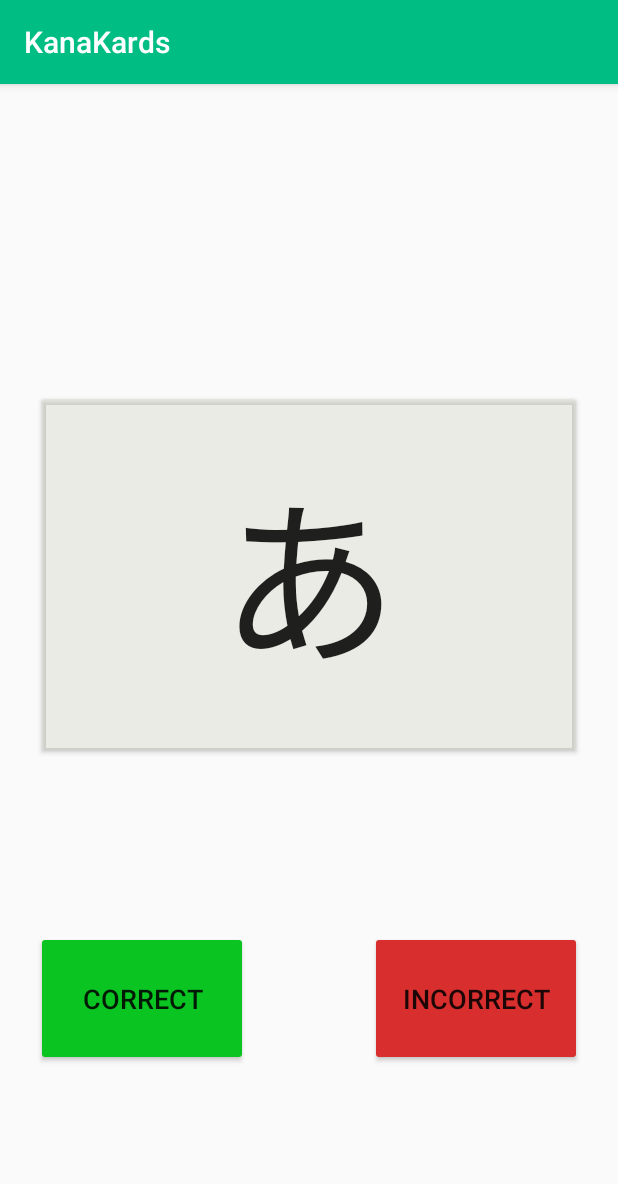
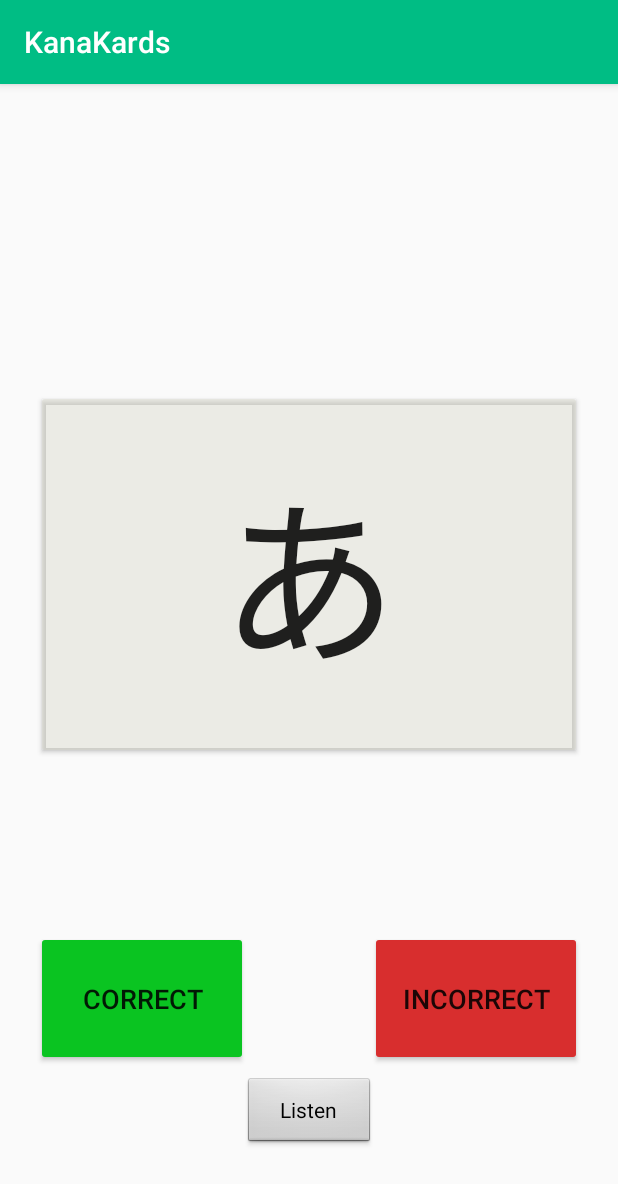
Before and after one commit to Rymoore94/KanaKards, an Android app: the screen it shows after launch (CardViewer), after a tap on "KATAKANA", on a phone screen of 412 x 824 dp. Shown: the top 1184 px of the screen. Run offline under Robolectric (Android 15) with nearby library versions, the phone set to English and light mode, and no system bars; libraries missing offline, so code that uses them is left out: ; 2 statements that could not run were skipped.

Commit message:
Implemented text-to-speech pronunciations. Revised code.

```diff
--- a/app/src/main/java/com/example/ryan/kanakards/CardViewer.java
+++ b/app/src/main/java/com/example/ryan/kanakards/CardViewer.java
@@ -2,19 +2,26 @@ package com.example.ryan.kanakards;
 
 import android.content.Context;
 import android.content.Intent;
+import android.speech.tts.TextToSpeech;
 import android.support.v7.app.AppCompatActivity;
 import android.os.Bundle;
 import android.view.View;
 import android.widget.Button;
 import android.widget.Toast;
 
+import java.util.Locale;
+
 public class CardViewer extends AppCompatActivity {
     Button flashCard;
     Button correct;
     Button wrong;
+    Button sound;
     boolean isFront;
+    boolean isCustom;
     Characters card;
     NewCardMethods cardMethods;
+    SpeechCorrection pronounce;
+    TextToSpeech speech;
     @Override
     protected void onCreate(Bundle savedInstanceState) {
         super.onCreate(savedInstanceState);
@@ -23,13 +30,33 @@ public class CardViewer extends AppCompatActivity {
         flashCard = findViewById(R.id.flashCard);
         correct = findViewById(R.id.correctButt);
         wrong = findViewById(R.id.wrongButt);
+        sound = findViewById(R.id.soundButt);
         Intent intent = getIntent();
         cardMethods = new NewCardMethods(this);
+        pronounce = new SpeechCorrection();
         String characterSet = intent.getStringExtra("toLoad");
+        isCustom = intent.getBooleanExtra("isCustom", false);
         cardMethods.fillPool(characterSet);
         card = cardMethods.serveCard();
         flashCard.setText(card.getSymbol());
         flashCard.setTextSize(120);
+
+        if(isCustom == true)
+            sound.setVisibility(View.GONE);
+
+        speech = new TextToSpeech(getApplicationContext(), new TextToSpeech.OnInitListener() {
+            @Override
+            public void onInit(int i) {
+                speech.setLanguage(Locale.JAPANESE);
+                Toast.makeText(CardViewer.this, "success", Toast.LENGTH_SHORT).show();
+            }
+        });
+
+        sound.setOnClickListener(new View.OnClickListener() {
+            public void onClick(View view) {
+                speech.speak(pronounce.correction(card.getSymbol()), TextToSpeech.QUEUE_FLUSH, null, null);
+            }
+        });
 
         flashCard.setOnClickListener(new View.OnClickListener() {
             public void onClick(View view) {
--- a/app/src/main/java/com/example/ryan/kanakards/MainActivity.kt
+++ b/app/src/main/java/com/example/ryan/kanakards/MainActivity.kt
@@ -40,12 +40,14 @@ class MainActivity : AppCompatActivity() {
         toHira.setOnClickListener { //Goes to card viewer with only Hira
             var intent = Intent(this, CardViewer::class.java)
             intent.putExtra("toLoad", "hira")
+            intent.putExtra("isCustom", false)
             startActivity(intent)
         }
 
         toKata.setOnClickListener { //Goes to card viewer with only Kata
             var intent = Intent(this, CardViewer::class.java)
             intent.putExtra("toLoad", "kata")
+            intent.putExtra("isCustom", false)
             startActivity(intent)
         }
 
@@ -58,6 +60,7 @@ class MainActivity : AppCompatActivity() {
                     intent.putExtra("toLoad", "hira")
                 else if (quickSettings.kata == true)
                     intent.putExtra("toLoad", "kata")
+                intent.putExtra("isCustom", quickSettings.custom)
                 startActivity(intent)
             }
             else
@@ -67,7 +70,7 @@ class MainActivity : AppCompatActivity() {
    override fun onActivityResult(requestCode: Int, resultCode: Int, data: Intent?) {
         if (requestCode == SETTING_REQUEST) {
             if (resultCode == SettingsScreen.RESULT_OK) {
-                Toast.makeText(this, "saved", Toast.LENGTH_SHORT).show()
+                Toast.makeText(this, "Saved", Toast.LENGTH_SHORT).show()
                 saver.save(SettingsPacket((data!!.getBooleanExtra("hiraCheck", true)),
                     data.getBooleanExtra("kataCheck", true),
                     data.getBooleanExtra("customCheck", false),
--- a/app/src/main/java/com/example/ryan/kanakards/SettingsPacket.java
+++ b/app/src/main/java/com/example/ryan/kanakards/SettingsPacket.java
@@ -20,11 +20,6 @@ public class SettingsPacket {
         fileName = _fileName;
     }
 
-    SettingsPacket(boolean _hira, boolean _kata){
-        hira = _hira;
-        kata = _kata;
-    }
-
     public boolean getHira(){
         return hira;
     }
--- /dev/null
+++ b/app/src/main/java/com/example/ryan/kanakards/SpeechCorrection.java
@@ -0,0 +1,63 @@
+package com.example.ryan.kanakards;
+
+public class SpeechCorrection {
+    String []pairings = new String[141];
+
+    SpeechCorrection(){
+        pairings[0] = "ああ";     pairings[1] = "いい";     pairings[2] = "うう";
+        pairings[3] = "ええ";     pairings[4] = "おお";     pairings[5] = "かあ";
+        pairings[6] = "きい";     pairings[7] = "くう";     pairings[8] = "けえ";
+        pairings[9] = "こお";     pairings[10] = "さあ";    pairings[11] = "しい";
+        pairings[12] = "すう";    pairings[13] = "せえ";    pairings[14] = "そお";
+        pairings[15] = "たあ";    pairings[16] = "ちい";    pairings[17] = "つう";
+        pairings[18] = "てえ";    pairings[19] = "とお";    pairings[20] = "なあ";
+        pairings[21] = "にい";    pairings[22] = "ぬう";    pairings[23] = "ねえ";
+        pairings[24] = "のお";    pairings[25] = "はあ";    pairings[26] = "ひい";
+        pairings[27] = "ふう";    pairings[28] = "へえ";    pairings[29] = "ほお";
+        pairings[30] = "まあ";    pairings[31] = "みい";    pairings[32] = "むう";
+        pairings[33] = "めえ";    pairings[34] = "もお";    pairings[35] = "やあ";
+        pairings[36] = "ゆう";    pairings[37] = "よお";    pairings[38] = "らあ";
+        pairings[39] = "りい";    pairings[40] = "るう";    pairings[41] = "れえ";
+        pairings[42] = "ろお";    pairings[43] = "わあ";    pairings[44] = "をお";
+        pairings[45] = "んん";    pairings[46] = "があ";    pairings[47] = "ぎい";
+        pairings[48] = "ぐう";    pairings[49] = "げえ";    pairings[50] = "ごお";
+        pairings[51] = "ざあ";    pairings[52] = "じい";    pairings[53] = "ずう";
+        pairings[54] = "ぜえ";    pairings[55] = "ぞお";    pairings[56] = "だあ";
+        pairings[57] = "ぢい";    pairings[58] = "づう";    pairings[59] = "でえ";
+        pairings[60] = "どお";    pairings[61] = "ばあ";    pairings[62] = "びい";
+        pairings[63] = "ぶう";    pairings[64] = "べえ";    pairings[65] = "ぼお";
+        pairings[66] = "ぱあ";    pairings[67] = "ぴい";    pairings[68] = "ぷう";
+        pairings[69] = "ぺえ";    pairings[70] = "ぽお";    pairings[71] = "アア";
+        pairings[72] = "イイ";    pairings[73] = "ウウ";    pairings[74] = "エエ";
+        pairings[75] = "オオ";    pairings[76] = "カア";    pairings[77] = "キイ";
+        pairings[78] = "クウ";    pairings[79] = "ケエ";    pairings[80] = "コオ";
+        pairings[81] = "サア";    pairings[82] = "シイ";    pairings[83] = "スウ";
+        pairings[84] = "セエ";    pairings[85] = "ソオ";    pairings[86] = "タア";
+        pairings[87] = "チイ";    pairings[88] = "ツウ";    pairings[89] = "テエ";
+        pairings[90] = "トオ";    pairings[91] = "ナア";    pairings[92] = "ニイ";
+        pairings[93] = "ヌウ";    pairings[94] = "ネエ";    pairings[95] = "ノオ";
+        pairings[96] = "ハア";    pairings[97] = "ヒイ";    pairings[98] = "フウ";
+        pairings[99] = "ホオ";    pairings[100] = "マア";   pairings[101] = "ミイ";
+        pairings[102] = "ムウ";   pairings[103] = "メエ";   pairings[104] = "モオ";
+        pairings[105] = "ヤア";   pairings[106] = "ユウ";   pairings[107] = "ヨオ";
+        pairings[108] = "ラア";   pairings[109] = "リイ";   pairings[110] = "ルウ";
+        pairings[111] = "レエ";   pairings[112] = "ロオ";   pairings[113] = "ワア";
+        pairings[114] = "ヲオ";   pairings[115] = "ンン";   pairings[116] = "ガア";
+        pairings[117] = "ギイ";   pairings[118] = "グウ";   pairings[119] = "ゲエ";
+        pairings[120] = "ゴオ";   pairings[121] = "ザア";   pairings[122] = "ジイ";
+        pairings[123] = "ズウ";   pairings[124] = "ゼエ";   pairings[125] = "ゾオ";
+        pairings[126] = "ダア";   pairings[127] = "ヂイ";   pairings[128] = "ヅウ";
+        pairings[129] = "デエ";   pairings[130] = "ドオ";   pairings[131] = "バア";
+        pairings[132] = "ビイ";   pairings[133] = "ブウ";   pairings[134] = "ベエ";
+        pairings[135] = "ボオ";   pairings[136] = "パア";   pairings[137] = "ピイ";
+        pairings[138] = "プウ";   pairings[139] = "ペエ";   pairings[140] = "ポオ";
+    }
+
+    public String correction(String original){
+        for(int x = 0; x < pairings.length; x++){
+            if(pairings[x].contains(original))
+                return pairings[x];
+        }
+        return "error";
+    }
+}
--- a/app/src/main/res/layout/activity_card_viewer.xml
+++ b/app/src/main/res/layout/activity_card_viewer.xml
@@ -5,6 +5,17 @@
         android:layout_width="match_parent"
         android:layout_height="match_parent"
         tools:context=".CardViewer">
+
+    <Button
+            android:id="@+id/soundButt"
+            style="@android:style/Widget.Button"
+            android:layout_width="wrap_content"
+            android:layout_height="wrap_content"
+            android:layout_marginBottom="58dp"
+            android:text="Listen"
+            app:layout_constraintBottom_toBottomOf="parent"
+            app:layout_constraintEnd_toEndOf="parent"
+            app:layout_constraintStart_toStartOf="parent" />
 
     <Button
             android:id="@+id/flashCard"
```
